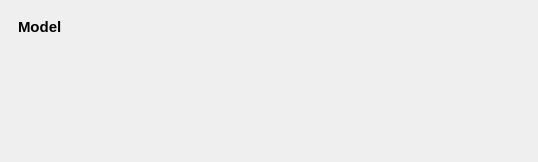
Above: ui/designer/ui_main_window.ui from herlegon/hconvert before the change. Below: the same form after it.
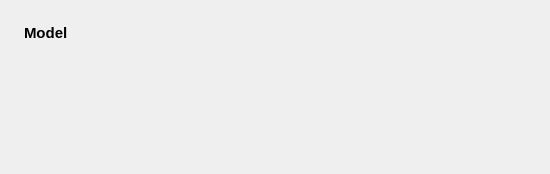
That is the form after the change. Custom widgets are drawn as their Qt base class.

```diff
--- a/ui/designer/ui_main_window.ui
+++ b/ui/designer/ui_main_window.ui
@@ -6,8 +6,8 @@
    <rect>
     <x>0</x>
     <y>0</y>
-    <width>538</width>
-    <height>162</height>
+    <width>550</width>
+    <height>174</height>
    </rect>
   </property>
   <property name="windowTitle">
@@ -19,16 +19,16 @@
      <number>9</number>
     </property>
     <property name="leftMargin">
-     <number>18</number>
+     <number>24</number>
     </property>
     <property name="topMargin">
-     <number>18</number>
+     <number>24</number>
     </property>
     <property name="rightMargin">
-     <number>18</number>
+     <number>24</number>
     </property>
     <property name="bottomMargin">
-     <number>18</number>
+     <number>24</number>
     </property>
     <item alignment="Qt::AlignmentFlag::AlignTop">
      <widget class="QLabel" name="label_4">
@@ -72,7 +72,10 @@
        <number>0</number>
       </property>
       <property name="horizontalSpacing">
-       <number>14</number>
+       <number>32</number>
+      </property>
+      <property name="verticalSpacing">
+       <number>9</number>
       </property>
       <item row="0" column="1">
        <layout class="QVBoxLayout" name="layout_conversion" stretch="0,0,0">
```
